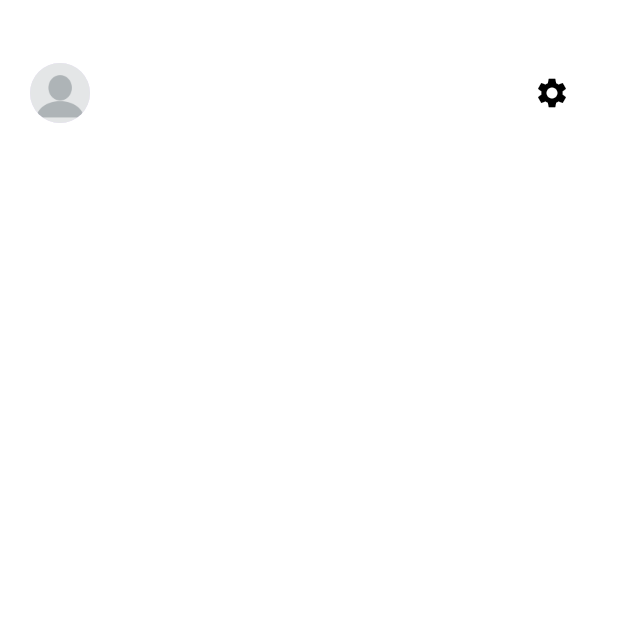
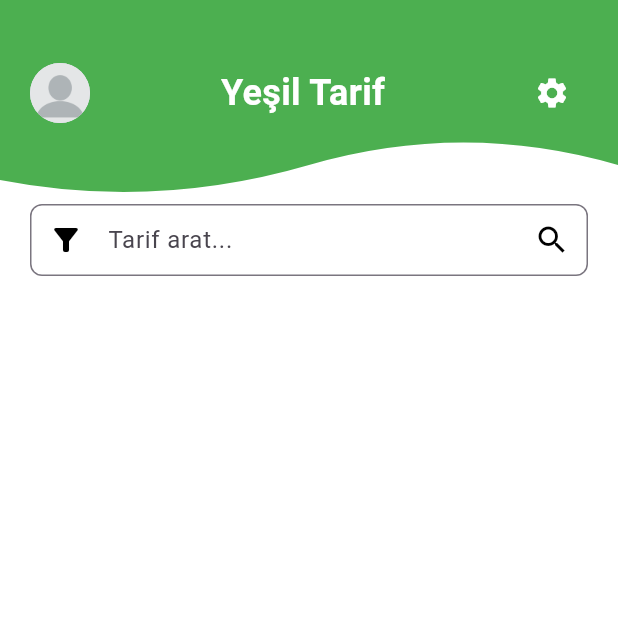
Before and after one commit to berkemremert/yesilsepet, a Flutter app: the MainPage screen opened directly, on a phone screen of 412 x 824 dp, the top half of it. Run offline on Flutter 3.47's test engine with Material 3 defaults, Android fonts, the phone set to English and light mode, and no system bars.

Commit message:
Main Page changes
Wavy part design added, search part added, ui changes

```diff
--- a/lib/main-page.dart
+++ b/lib/main-page.dart
@@ -10,11 +10,29 @@ class MainPage extends StatefulWidget {
 class _MainPageState extends State<MainPage> {
   @override
   Widget build(BuildContext context) {
+    double greenBarHeight = 140.0;
+
     return Scaffold(
       backgroundColor: Colors.white,
-      body: Column(
+      body: Stack(
         children: [
-          Container(height: 30),
+          // Green wavy bar behind the content
+          Positioned(
+            top: 0,
+            left: 0,
+            right: 0,
+            child: ClipPath(
+              clipper: WavyClipper(),
+              child: Container(
+                color: Colors.green,
+                height: greenBarHeight, // Green bar height
+              ),
+            ),
+          ),
+          // The content on top
+          Column(
+            children: [
+              SizedBox(height: 30), // Space from the top
               Padding(
                 padding: const EdgeInsets.symmetric(horizontal: 20.0, vertical: 8.0),
                 child: Row(
@@ -29,16 +47,70 @@ class _MainPageState extends State<MainPage> {
                         backgroundImage: AssetImage('assets/default_profile_picture.webp'),
                       ),
                     ),
+                    Expanded(
+                      child: Center(
+                        child: Text(
+                          'Yeşil Tarif',
+                          style: TextStyle(
+                            fontSize: 24,
+                            fontWeight: FontWeight.bold,
+                            color: Colors.white,
+                          ),
+                        ),
+                      ),
+                    ),
                     IconButton(
-                  icon: Icon(Icons.settings, color: Colors.black),
+                      icon: Icon(Icons.settings, color: Colors.white),
                       onPressed: () {
+                        print('hahahahha');
                       },
                     ),
                   ],
                 ),
+              ),
+              Column(
+                children: [
+                  Container(height: 30),
+                  Padding(
+                    padding: const EdgeInsets.symmetric(horizontal: 20.0, vertical: 12.0),
+                    child: TextField(
+                      decoration: InputDecoration(
+                        hintText: 'Tarif arat...',
+                        border: OutlineInputBorder(
+                          borderRadius: BorderRadius.circular(8.0),
+                          borderSide: BorderSide(color: Colors.grey),
+                        ),
+                        prefixIcon: Icon(Icons.filter_alt, color: Colors.black),
+                        suffixIcon: Icon(Icons.search, color: Colors.black),
+                        contentPadding: EdgeInsets.symmetric(vertical: 10.0, horizontal: 10.0),
+                      ),
+                    ),
+                  ),
+                ],
+              )
+            ],
           ),
         ],
       ),
     );
   }
 }
+
+class WavyClipper extends CustomClipper<Path> {
+  @override
+  Path getClip(Size size) {
+    Path path = Path();
+    path.lineTo(0, 0);
+    path.lineTo(0, size.height - 20);
+    path.quadraticBezierTo(size.width / 4, size.height, size.width / 2, size.height - 30);
+    path.quadraticBezierTo(3 * size.width / 4, size.height - 60, size.width, size.height - 30);
+    path.lineTo(size.width, 0);
+    path.close();
+    return path;
+  }
+
+  @override
+  bool shouldReclip(CustomClipper<Path> oldClipper) {
+    return false;
+  }
+}
```
Also changed, not shown: lib/Views/mainPage/widgets/tarif_blocks.dart (added). Lines whose indentation alone changed are shown as unchanged.
